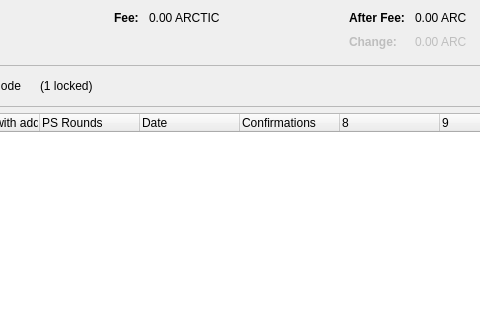
Before: the Qt Designer form src/qt/forms/coincontroldialog.ui in AdvancedTechnologyCoin/arc_core, drawn with Qt 5; both pictures show x 372 to 852 and y 0 to 320 of the 954 by 500 pixel window.
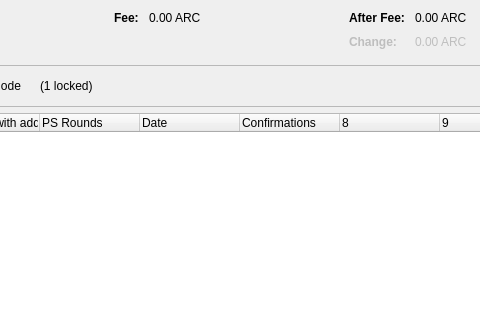
After: the same form once the commit is applied. Custom widgets are drawn as their Qt base class.

```diff
--- a/src/qt/forms/coincontroldialog.ui
+++ b/src/qt/forms/coincontroldialog.ui
@@ -212,7 +212,7 @@
           <enum>Qt::ActionsContextMenu</enum>
          </property>
          <property name="text">
-          <string notr="true">0.00 ARCTIC</string>
+          <string notr="true">0.00 ARC</string>
          </property>
          <property name="textInteractionFlags">
           <set>Qt::LinksAccessibleByMouse|Qt::TextSelectableByKeyboard|Qt::TextSelectableByMouse</set>
```
